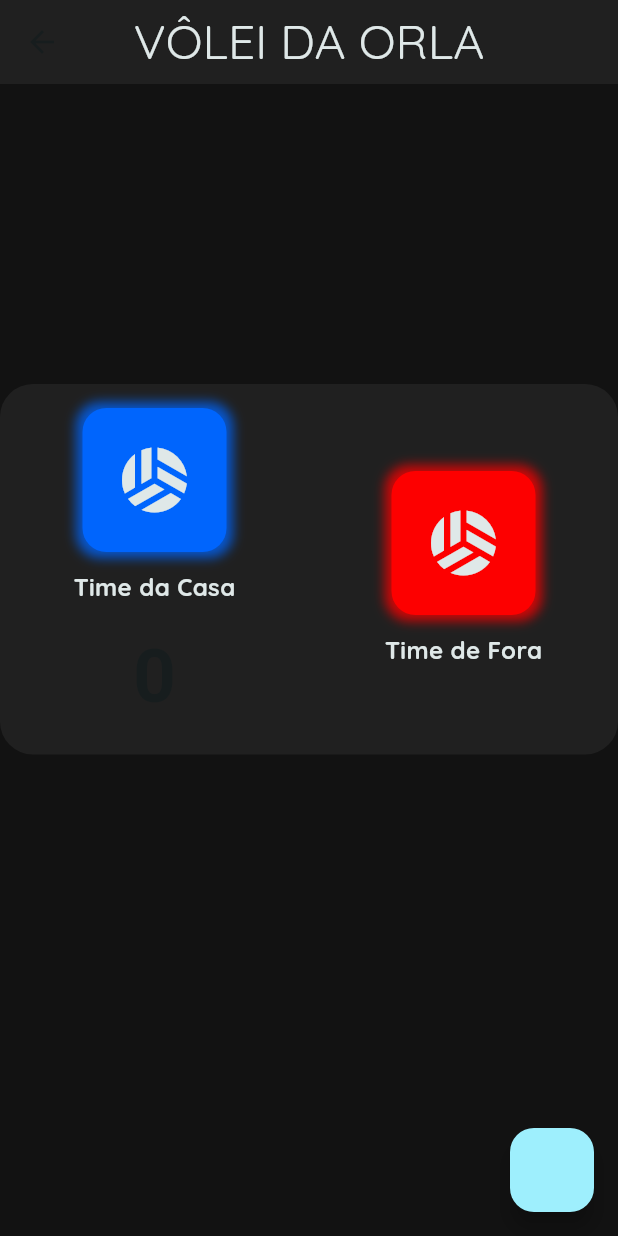
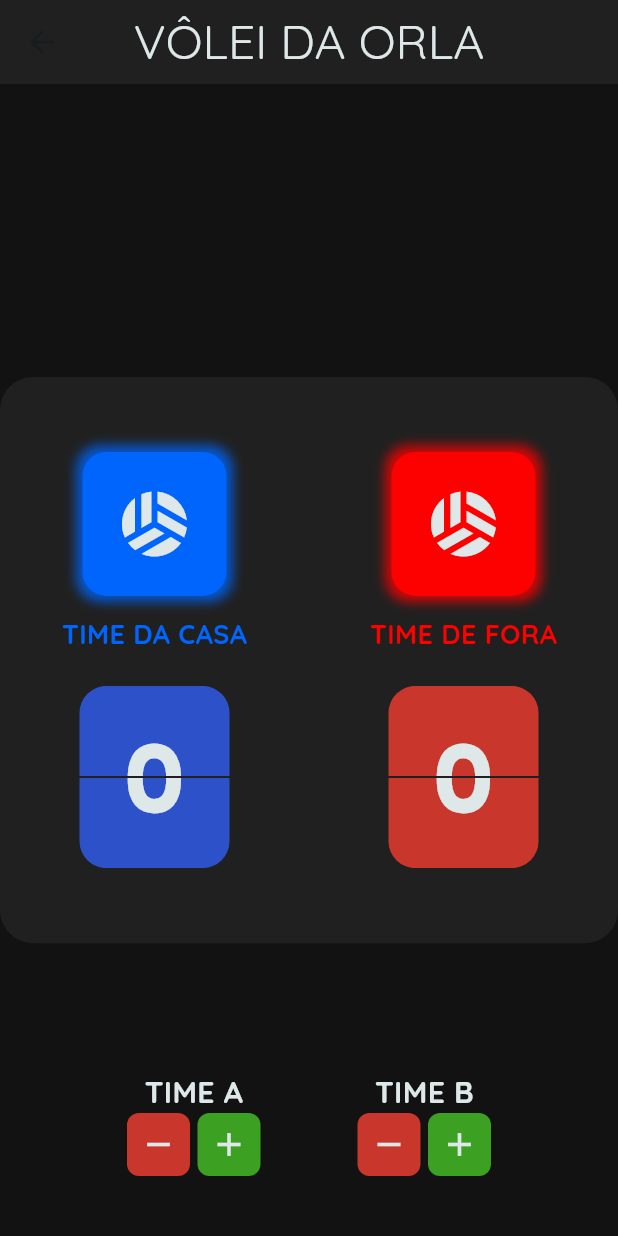
Before and after one commit to lednewo/VoleiApp-Score, a Flutter app: the HomeView screen opened directly, on a phone screen of 412 x 824 dp. Run offline on Flutter 3.47's test engine with Material 3 defaults, Android fonts, the phone set to English and light mode, and no system bars; our stand-ins replace go_router, google_fonts.

Commit message:
feat(Home_controller): definir reatividade na UI

```diff
--- a/lib/src/routing/router.dart
+++ b/lib/src/routing/router.dart
@@ -1,6 +1,6 @@
 import 'package:go_router/go_router.dart';
 import 'package:placar_volei/src/routing/routes.dart';
-import 'package:placar_volei/src/ui/home_view/widgets/score_screen.dart';
+import 'package:placar_volei/src/ui/home_view/home_view.dart';
 
 GoRouter router() {
   return GoRouter(
@@ -8,7 +8,7 @@ GoRouter router() {
     routes: [
       GoRoute(
         path: Routes.home,
-        builder: (context, state) => FlipCard(),
+        builder: (context, state) => HomeView(),
       ),
     ],
   );
--- a/lib/src/ui/home_view/home_view.dart
+++ b/lib/src/ui/home_view/home_view.dart
@@ -1,6 +1,10 @@
 import 'package:flutter/material.dart';
 import 'package:google_fonts/google_fonts.dart';
+import 'package:placar_volei/src/ui/home_view/controller/home_view_controller.dart';
+import 'package:placar_volei/src/ui/home_view/widgets/button_act_widget.dart';
+import 'package:placar_volei/src/ui/home_view/widgets/placar_widget.dart';
 import 'package:placar_volei/src/util/color/app_colors.dart';
+import 'package:provider/provider.dart';
 
 class HomeView extends StatefulWidget {
   const HomeView({super.key});
@@ -10,25 +14,17 @@ class HomeView extends StatefulWidget {
 }
 
 class _HomeViewState extends State<HomeView> {
-  int _counterCasa = 0;
-  final int _counterFora = 0;
+  late HomeViewController controllerScore;
 
-  void _incrementScore() {
-    setState(() {
-      _counterCasa++;
-    });
-  }
-
-  void _decrementScore() {
-    setState(() {
-      if (_counterCasa > 0) _counterCasa--;
-    });
+  @override
+  void initState() {
+    super.initState();
+    controllerScore = Provider.of<HomeViewController>(context, listen: false);
   }
 
   @override
   Widget build(BuildContext context) {
     return Scaffold(
-      floatingActionButton: FloatingActionButton(onPressed: _decrementScore),
       appBar: AppBar(
         backgroundColor: Color(0xFF202020),
         centerTitle: true,
@@ -41,11 +37,11 @@ class _HomeViewState extends State<HomeView> {
         ),
       ),
       backgroundColor: AppColors().colorBg,
-      body: Column(
+      body: Stack(
         children: [
-          SizedBox(
-            height: 200,
-          ),
+          Column(
+            mainAxisAlignment: MainAxisAlignment.center,
+            children: [
               Container(
                 decoration: BoxDecoration(
                   color: Color(0xFF202020),
@@ -55,7 +51,8 @@ class _HomeViewState extends State<HomeView> {
                   children: [
                     Expanded(
                       child: Padding(
-                    padding: const EdgeInsets.all(16.0),
+                        padding: const EdgeInsets.symmetric(
+                            vertical: 50, horizontal: 30),
                         child: Column(
                           children: [
                             Container(
@@ -67,7 +64,8 @@ class _HomeViewState extends State<HomeView> {
                                   BoxShadow(
                                       blurRadius: 6,
                                       spreadRadius: 4,
-                                  color: AppColors().timeDaCasa.withAlpha(200))
+                                      color:
+                                          AppColors().timeDaCasa.withAlpha(200))
                                 ],
                               ),
                               child: Icon(
@@ -80,41 +78,35 @@ class _HomeViewState extends State<HomeView> {
                               height: 12,
                             ),
                             Text(
-                          'Time da Casa',
+                              'TIME DA CASA',
                               style: GoogleFonts.quicksand(
-                              color: AppColors().colorText,
-                              fontSize: 16,
+                                  color: AppColors().timeDaCasa,
+                                  fontSize: 18,
                                   fontWeight: FontWeight.bold),
                             ),
                             SizedBox(
-                          height: 12,
+                              height: 22,
                             ),
-                        AnimatedSwitcher(
-                          duration: const Duration(milliseconds: 500),
-                          transitionBuilder: (child, animation) {
-                            final rotate =
-                                Tween(begin: 1.0, end: 0.0).animate(animation);
-                            return AnimatedBuilder(
-                              animation: rotate,
-                              builder: (context, child) {
-                                final isReverse = rotate.value < 0.5;
-                                return Transform(
-                                  alignment: Alignment.center,
-                                  transform: Matrix4.rotationX(isReverse
-                                      ? 3.14 * rotate.value
-                                      : -3.14 * rotate.value),
-                                  child: child,
+                            Consumer<HomeViewController>(
+                              builder: (context, controllerScore, child) {
+                                return PlacarWidget(
+                                  text: '${controllerScore.scoreCasa}',
+                                  alignment: Alignment.topCenter,
+                                  color: AppColors().timeDaCasa2,
                                 );
                               },
-                              child: child,
+                            ),
+                            SizedBox(
+                              height: 1.5,
+                            ),
+                            Consumer<HomeViewController>(
+                              builder: (context, controllerScore, child) {
+                                return PlacarWidget(
+                                  text: '${controllerScore.scoreCasa}',
+                                  alignment: Alignment.bottomCenter,
+                                  color: AppColors().timeDaCasa2,
                                 );
                               },
-                          child: Text(
-                            '$_counterCasa',
-                            key: ValueKey<int>(_counterCasa),
-                            style: const TextStyle(
-                                fontSize: 50, fontWeight: FontWeight.bold),
-                          ),
                             ),
                           ],
                         ),
@@ -134,7 +126,8 @@ class _HomeViewState extends State<HomeView> {
                                   BoxShadow(
                                       blurRadius: 6,
                                       spreadRadius: 4,
-                                  color: AppColors().timeDeFora.withAlpha(200))
+                                      color:
+                                          AppColors().timeDeFora.withAlpha(200))
                                 ],
                               ),
                               child: Icon(
@@ -147,11 +140,35 @@ class _HomeViewState extends State<HomeView> {
                               height: 12,
                             ),
                             Text(
-                          'Time de Fora',
+                              'TIME DE FORA',
                               style: GoogleFonts.quicksand(
-                              color: AppColors().colorText,
-                              fontSize: 16,
+                                  color: AppColors().timeDeFora,
+                                  fontSize: 18,
                                   fontWeight: FontWeight.bold),
+                            ),
+                            SizedBox(
+                              height: 22,
+                            ),
+                            Consumer<HomeViewController>(
+                              builder: (context, controllerScore, child) {
+                                return PlacarWidget(
+                                  text: '${controllerScore.scoreFora}',
+                                  alignment: Alignment.topCenter,
+                                  color: AppColors().timeDeFora2,
+                                );
+                              },
+                            ),
+                            SizedBox(
+                              height: 1.5,
+                            ),
+                            Consumer<HomeViewController>(
+                              builder: (context, controllerScore, child) {
+                                return PlacarWidget(
+                                  text: '${controllerScore.scoreFora}',
+                                  alignment: Alignment.bottomCenter,
+                                  color: AppColors().timeDeFora2,
+                                );
+                              },
                             ),
                           ],
                         ),
@@ -162,6 +179,84 @@ class _HomeViewState extends State<HomeView> {
               ),
             ],
           ),
+          Positioned(
+            bottom: 30,
+            left: 0,
+            right: 0,
+            child: Padding(
+              padding: const EdgeInsets.symmetric(
+                horizontal: 20,
+                vertical: 10,
+              ),
+              child: Row(
+                mainAxisAlignment: MainAxisAlignment.spaceEvenly,
+                children: [
+                  Column(
+                    children: [
+                      Text(
+                        'TIME A',
+                        style: GoogleFonts.quicksand(
+                            color: AppColors().colorText,
+                            fontSize: 20,
+                            fontWeight: FontWeight.bold),
+                      ),
+                      Row(
+                        children: [
+                          ButtonActWidget(
+                            onTap: controllerScore.decrementScoreCasa,
+                            icon: Icons.remove,
+                            bgColor: AppColors().timeDeFora2,
+                            iconColor: AppColors().colorText,
+                          ),
+                          SizedBox(
+                            width: 5,
+                          ),
+                          ButtonActWidget(
+                            onTap: controllerScore.incrementScoreCasa,
+                            icon: Icons.add,
+                            bgColor: AppColors().colorGreen,
+                            iconColor: AppColors().colorText,
+                          ),
+                        ],
+                      ),
+                    ],
+                  ),
+                  Column(
+                    children: [
+                      Text(
+                        'TIME B',
+                        style: GoogleFonts.quicksand(
+                            color: AppColors().colorText,
+                            fontSize: 20,
+                            fontWeight: FontWeight.bold),
+                      ),
+                      Row(
+                        children: [
+                          ButtonActWidget(
+                            onTap: controllerScore.decrementScoreFora,
+                            icon: Icons.remove,
+                            bgColor: AppColors().timeDeFora2,
+                            iconColor: AppColors().colorText,
+                          ),
+                          SizedBox(
+                            width: 5,
+                          ),
+                          ButtonActWidget(
+                            onTap: controllerScore.incrementScoreFora,
+                            icon: Icons.add,
+                            bgColor: AppColors().colorGreen,
+                            iconColor: AppColors().colorText,
+                          ),
+                        ],
+                      ),
+                    ],
+                  ),
+                ],
+              ),
+            ),
+          )
+        ],
+      ),
     );
   }
 }
--- /dev/null
+++ b/lib/src/ui/home_view/widgets/button_act_widget.dart
@@ -0,0 +1,32 @@
+import 'package:flutter/material.dart';
+
+class ButtonActWidget extends StatelessWidget {
+  final void Function()? onTap;
+  final IconData icon;
+  final Color bgColor;
+  final Color iconColor;
+  const ButtonActWidget({
+    required this.bgColor,
+    required this.iconColor,
+    required this.icon,
+    this.onTap,
+    super.key,
+  });
+
+  @override
+  Widget build(BuildContext context) {
+    return InkWell(
+      onTap: onTap,
+      child: Ink(
+        padding: EdgeInsets.all(8),
+        decoration: BoxDecoration(
+            color: bgColor, borderRadius: BorderRadius.circular(8)),
+        child: Icon(
+          icon,
+          color: iconColor,
+          size: 26,
+        ),
+      ),
+    );
+  }
+}
--- /dev/null
+++ b/lib/src/ui/home_view/widgets/placar_widget.dart
@@ -0,0 +1,44 @@
+import 'package:flutter/material.dart';
+import 'package:google_fonts/google_fonts.dart';
+import 'package:placar_volei/src/util/color/app_colors.dart';
+
+class PlacarWidget extends StatelessWidget {
+  final String text;
+  final AlignmentGeometry alignment;
+  final Color? color;
+
+  const PlacarWidget({
+    required this.text,
+    required this.alignment,
+    this.color,
+    super.key,
+  });
+
+  @override
+  Widget build(BuildContext context) {
+    return ClipRect(
+      child: Align(
+        alignment: alignment,
+        heightFactor: 0.5,
+        child: Container(
+          width: 100,
+          height: 120,
+          decoration: BoxDecoration(
+            color: color,
+            borderRadius: BorderRadius.circular(18),
+          ),
+          child: Center(
+            child: Text(
+              text,
+              style: GoogleFonts.righteous(
+                color: AppColors().colorText,
+                fontSize: 60,
+                fontWeight: FontWeight.bold,
+              ),
+            ),
+          ),
+        ),
+      ),
+    );
+  }
+}
--- a/lib/src/util/color/app_colors.dart
+++ b/lib/src/util/color/app_colors.dart
@@ -2,7 +2,10 @@ import 'dart:ui';
 
 class AppColors {
   var timeDaCasa = Color(0xFF0065FD);
+  var timeDaCasa2 = Color(0xFF2C51C9);
   var timeDeFora = Color(0xFFFD0000);
+  var timeDeFora2 = Color(0xFFC9372C);
+  var colorGreen = Color(0xFF3CA123);
   var colorBg = Color(0xFF121212);
   var colorText = Color(0xFFDFE8E8);
 }
--- a/pubspec.yaml
+++ b/pubspec.yaml
@@ -36,6 +36,7 @@ dependencies:
   # Use with the CupertinoIcons class for iOS style icons.
   cupertino_icons: ^1.0.8
   google_fonts: ^6.2.1
+  provider: ^6.1.2
 
 dev_dependencies:
   flutter_test:
```
Also changed, not shown: lib/main.dart (+10 -1 lines), lib/src/ui/home_view/controller/home_view_controller.dart (+39 -1 lines), lib/src/ui/home_view/widgets/score_screen.dart (deleted, +0 -162 lines), pubspec.lock, 3 other files. Lines whose indentation alone changed are shown as unchanged.
